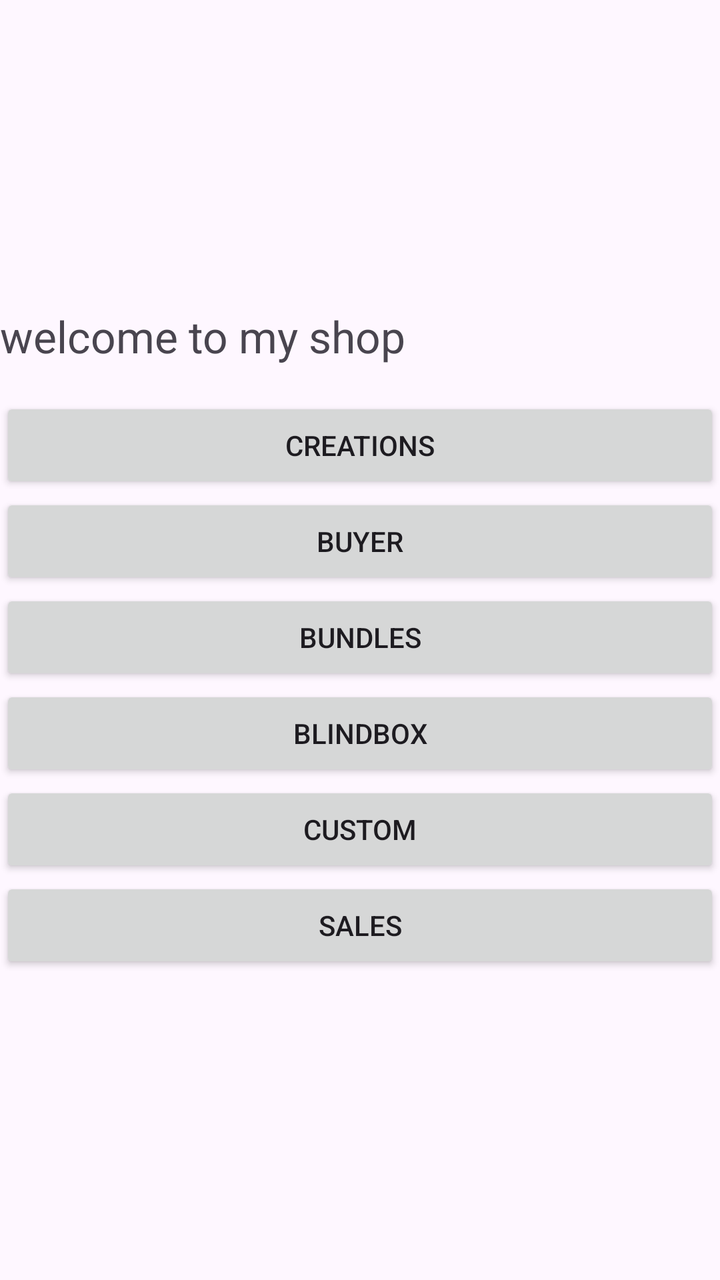
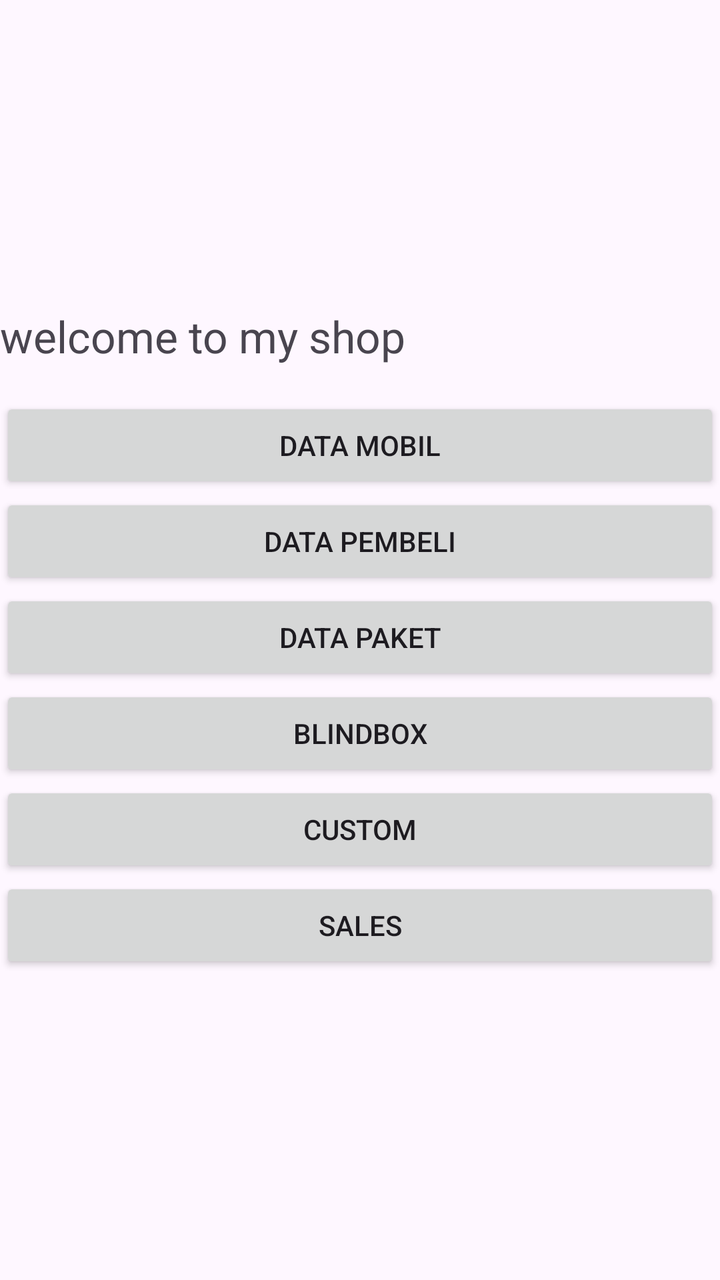

Compare the two renders of this Android layout. The source of the first and the diff that turns it into the second are given below.
<!-- AndroidManifest.xml: application theme Theme.PenjualanRajut -->
<!-- res/layout/activity_main.xml -->
<LinearLayout xmlns:android="http://schemas.android.com/apk/res/android"
    android:layout_width="match_parent"
    android:layout_height="match_parent"
    android:gravity="center"
    android:orientation="vertical">

    <TextView
        android:layout_width="match_parent"
        android:layout_height="wrap_content"
        android:layout_marginBottom="16dp"
        android:text="welcome to my shop"
        android:textAlignment="center"
        android:textSize="22sp"
        android:textstyle="bold" />

    <Button
        android:id="@+id/CreationButton"
        android:layout_width="match_parent"
        android:layout_height="wrap_content"
        android:text="Creations" />

    <Button
        android:id="@+id/BuyerButton"
        android:layout_width="match_parent"
        android:layout_height="wrap_content"
        android:text="Buyer" />

    <Button
        android:id="@+id/BundleButton"
        android:layout_width="match_parent"
        android:layout_height="wrap_content"
        android:text="Bundles" />

    <Button
        android:id="@+id/blindboxesbutton"
        android:layout_width="match_parent"
        android:layout_height="wrap_content"
        android:text="Blindbox" />

    <Button
        android:id="@+id/CustomButton"
        android:layout_width="match_parent"
        android:layout_height="wrap_content"
        android:text="Custom" />

    <Button
        android:id="@+id/SalesButton"
        android:layout_width="match_parent"
        android:layout_height="wrap_content"
        android:text="Sales" />
</LinearLayout>
<!-- resources referenced by this layout -->
<resources>
  <style name="Theme.PenjualanRajut" parent="Base.Theme.PenjualanRajut" />
  <style name="Base.Theme.PenjualanRajut" parent="Theme.Material3.DayNight.NoActionBar">
          
          
      </style>
</resources>

<!-- the commit's change to res/layout/activity_main.xml (unified diff, before → after) -->
@@ -14,22 +14,22 @@
         android:textstyle="bold" />
 
     <Button
-        android:id="@+id/CreationButton"
+        android:id="@+id/ButtonDatamobil"
         android:layout_width="match_parent"
         android:layout_height="wrap_content"
-        android:text="Creations" />
+        android:text="Data Mobil" />
 
     <Button
-        android:id="@+id/BuyerButton"
+        android:id="@+id/ButtonPembeli"
         android:layout_width="match_parent"
         android:layout_height="wrap_content"
-        android:text="Buyer" />
+        android:text="Data Pembeli" />
 
     <Button
         android:id="@+id/BundleButton"
         android:layout_width="match_parent"
         android:layout_height="wrap_content"
-        android:text="Bundles" />
+        android:text="Data Paket" />
 
     <Button
         android:id="@+id/blindboxesbutton"
